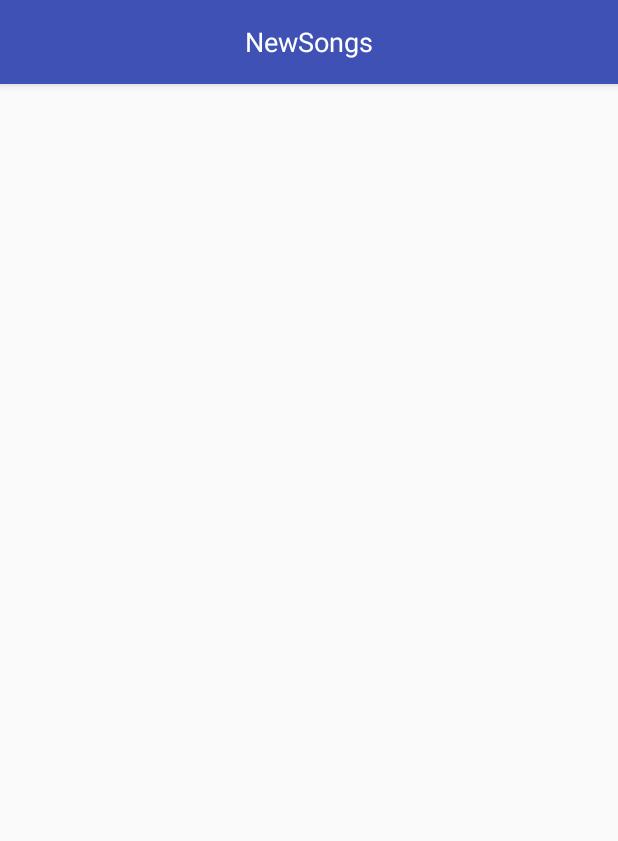
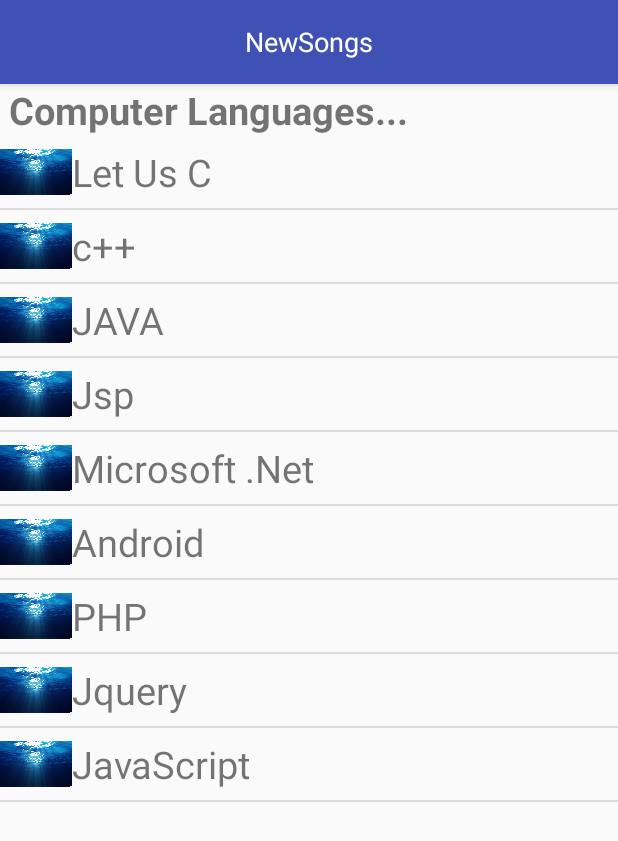
Before and after one commit to petetina/newsongs, an Android app: the FriendsActivity screen opened directly, with no data from a screen before it, on a phone screen of 412 x 824 dp. Shown: the top 841 px of the screen. Run offline under Robolectric (Android 15) with nearby library versions, the phone set to English and light mode, and no system bars; libraries missing offline, so code that uses them is left out: com.deezer.sdk; 1 statement that could not run was skipped.

Commit message:
add customlist model

```diff
--- /dev/null
+++ b/app/src/main/java/newsongs/fr/newsongs/CustomAdapter.java
@@ -0,0 +1,71 @@
+package newsongs.fr.newsongs;
+        import android.app.Activity;
+        import android.content.Context;
+        import android.view.LayoutInflater;
+        import android.view.View;
+        import android.view.View.OnClickListener;
+        import android.view.ViewGroup;
+        import android.widget.BaseAdapter;
+        import android.widget.ImageView;
+        import android.widget.TextView;
+        import android.widget.Toast;
+public class CustomAdapter extends BaseAdapter{
+
+    String [] result;
+    Context context;
+    int [] imageId;
+
+    private static LayoutInflater inflater=null;
+    public CustomAdapter(Activity mainActivity, String[] prgmNameList, int[] prgmImages) {
+
+        // TODO Auto-generated constructor stub
+        result=prgmNameList;
+        context=mainActivity;
+        imageId=prgmImages;
+        inflater = ( LayoutInflater )context.
+                getSystemService(Context.LAYOUT_INFLATER_SERVICE);
+    }
+    @Override
+    public int getCount() {
+        // TODO Auto-generated method stub
+        return result.length;
+    }
+
+    @Override
+    public Object getItem(int position) {
+        // TODO Auto-generated method stub
+        return position;
+    }
+
+    @Override
+    public long getItemId(int position) {
+        // TODO Auto-generated method stub
+        return position;
+    }
+
+    public class Holder
+    {
+        TextView tv;
+        ImageView img;
+    }
+    @Override
+    public View getView(final int position, View convertView, ViewGroup parent) {
+        // TODO Auto-generated method stub
+        Holder holder=new Holder();
+        View rowView;
+        rowView = inflater.inflate(R.layout.program_list, null);
+        holder.tv=(TextView) rowView.findViewById(R.id.textView1);
+        holder.img=(ImageView) rowView.findViewById(R.id.imageView1);
+        holder.tv.setText(result[position]);
+        holder.img.setImageResource(imageId[position]);
+        rowView.setOnClickListener(new OnClickListener() {
+            @Override
+            public void onClick(View v) {
+                // TODO Auto-generated method stub
+                Toast.makeText(context, "You Clicked "+result[position], Toast.LENGTH_LONG).show();
+            }
+        });
+        return rowView;
+    }
+
+}
--- a/app/src/main/java/newsongs/fr/newsongs/FriendsActivity.java
+++ b/app/src/main/java/newsongs/fr/newsongs/FriendsActivity.java
@@ -2,12 +2,23 @@ package newsongs.fr.newsongs;
 
 import android.support.v7.app.AppCompatActivity;
 import android.os.Bundle;
+import android.widget.ListView;
+
+import java.util.ArrayList;
 
 public class FriendsActivity extends BaseActivity {
 
+    ListView lv;
+    ArrayList prgmName;
+
+    public static int [] prgmImages={R.drawable.background,R.drawable.background,R.drawable.background,R.drawable.background,R.drawable.background,R.drawable.background,R.drawable.background,R.drawable.background,R.drawable.background};
+    public static String [] prgmNameList={"Let Us C","c++","JAVA","Jsp","Microsoft .Net","Android","PHP","Jquery","JavaScript"};
     @Override
     protected void onCreate(Bundle savedInstanceState) {
         super.onCreate(savedInstanceState);
         setContentView(R.layout.activity_friends);
+
+        lv = (ListView) findViewById(R.id.listView);
+        lv.setAdapter(new CustomAdapter(this, prgmNameList, prgmImages));
     }
 }
--- a/app/src/main/res/layout/activity_friends.xml
+++ b/app/src/main/res/layout/activity_friends.xml
@@ -4,9 +4,20 @@
     android:layout_width="match_parent"
     android:layout_height="match_parent"
     android:orientation="vertical"
-    tools:context="newsongs.fr.newsongs.FriendsActivity">
+    tools:context=".MainActivity" >
+
+    <TextView
+        android:id="@+id/textView1"
+        android:layout_width="wrap_content"
+        android:layout_height="wrap_content"
+        android:textSize="25dp"
+        android:textStyle="bold"
+        android:text=" Computer Languages..." />
 
     <ListView
-        android:layout_width="match_parent"
-        android:layout_height="match_parent"/>
+        android:id="@+id/listView"
+        android:layout_width="fill_parent"
+        android:layout_height="fill_parent" >
+    </ListView>
+
 </LinearLayout>
--- /dev/null
+++ b/app/src/main/res/layout/program_list.xml
@@ -0,0 +1,22 @@
+<?xml version="1.0" encoding="utf-8"?>
+<LinearLayout xmlns:android="http://schemas.android.com/apk/res/android"
+    android:layout_width="match_parent"
+    android:layout_height="match_parent"
+    android:orientation="horizontal" >
+
+    <ImageView
+        android:id="@+id/imageView1"
+        android:layout_gravity="center"
+        android:layout_width="48dp"
+        android:layout_height="48dp"
+        android:src="@drawable/background" />
+
+    <TextView
+        android:id="@+id/textView1"
+        android:layout_gravity="center"
+        android:layout_width="wrap_content"
+        android:layout_height="wrap_content"
+        android:textSize="25dp"
+        android:text="TextView" />
+
+</LinearLayout>
```
